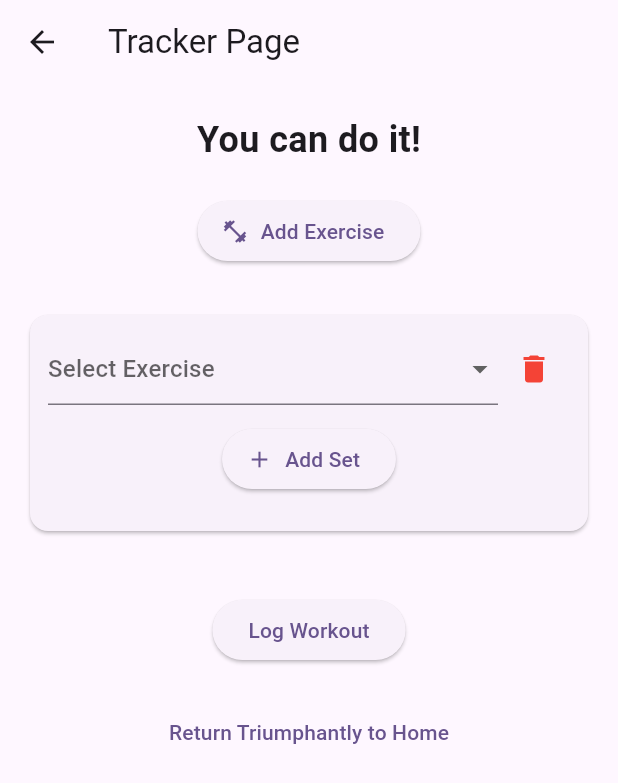
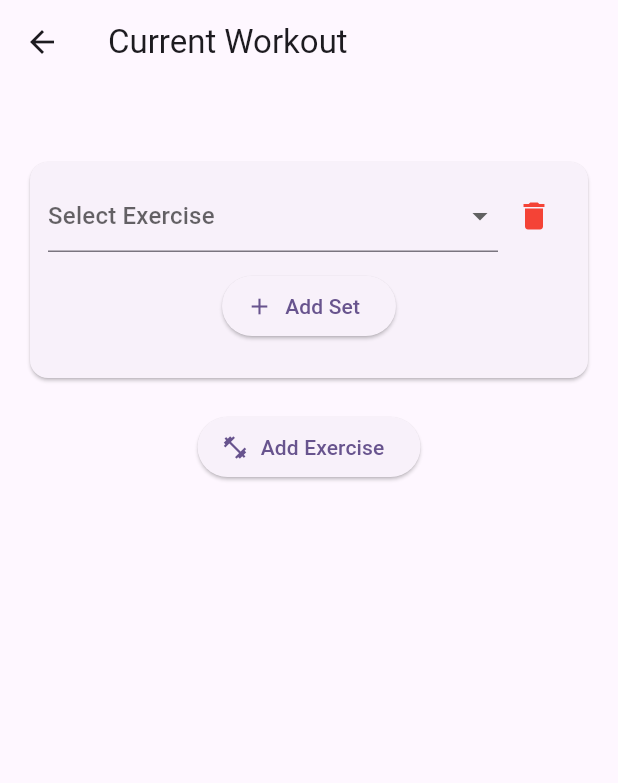
Before and after one commit to JoeSappington/ironclad, a Flutter app: the TrackerPage screen opened directly, after a tap on "Add Exercise", on a phone screen of 412 x 824 dp. Shown: the top 783 px of the screen. Run offline on Flutter 3.47's test engine with Material 3 defaults, Android fonts, the phone set to English and light mode, and no system bars; our stand-ins replace shared_preferences; accounts and stored records are empty.

Commit message:
Cleaned up the tracker page

```diff
--- a/ironclad/lib/pages/tracker_page.dart
+++ b/ironclad/lib/pages/tracker_page.dart
@@ -1,7 +1,6 @@
 import 'package:flutter/material.dart';
 import 'package:shared_preferences/shared_preferences.dart';
 import 'package:intl/intl.dart';
-import 'dart:convert';
 
 class TrackerPage extends StatefulWidget {
   const TrackerPage({super.key});
@@ -27,50 +26,10 @@ class _TrackerPageState extends State<TrackerPage> {
   ];
 
   final List<ExerciseEntry> _exercises = [];
-  Map<String, List<Map<String, String>>> _previousLogs = {};
 
-  @override
-  void initState() {
-    super.initState();
-    _loadPreviousLogs();
-  }
-
-  Future<void> _loadPreviousLogs() async {
-    final prefs = await SharedPreferences.getInstance();
-    final stored = prefs.getStringList('recentWorkouts') ?? [];
-    for (final item in stored) {
-      try {
-        final decoded = jsonDecode(item);
-        if (decoded is Map<String, dynamic> && decoded['exercises'] is List) {
-          for (final e in decoded['exercises']) {
-            final name = e['name'];
-            final sets = (e['sets'] as List).cast<Map<String, dynamic>>();
-            _previousLogs[name] = sets.map((s) => {
-              'weight': s['weight'].toString(),
-              'reps': s['reps'].toString(),
-            }).toList();
-          }
-        }
-      } catch (_) {}
-    }
-  }
-
-  void _addExercise({String? selected}) {
-    final entry = ExerciseEntry();
-    entry.selectedExercise = selected;
-
-    if (selected != null && _previousLogs.containsKey(selected)) {
-      final previousSets = _previousLogs[selected]!;
-      for (final set in previousSets) {
-        final s = ExerciseSet();
-        s.hintWeight = set['weight'] ?? '';
-        s.hintReps = set['reps'] ?? '';
-        entry.sets.add(s);
-      }
-    }
-
+  void _addExercise() {
     setState(() {
-      _exercises.add(entry);
+      _exercises.add(ExerciseEntry());
     });
   }
 
@@ -93,39 +52,23 @@ class _TrackerPageState extends State<TrackerPage> {
     }
 
     final today = DateFormat('yyyy-MM-dd').format(DateTime.now());
-
-    final workout = {
-      'date': today,
-      'exercises': _exercises.map((e) {
-        return {
-          'name': e.selectedExercise,
-          'sets': e.sets.map((set) {
-            return {
-              'weight': set.weightController.text.trim(),
-              'reps': set.repsController.text.trim(),
-            };
-          }).toList(),
-        };
-      }).toList(),
-    };
-
-    final summary = '$today - ${_exercises.map((e) => e.selectedExercise ?? '').join(', ')}';
+    final exerciseNames = _exercises
+        .map((e) => e.selectedExercise ?? '')
+        .where((name) => name.isNotEmpty)
+        .toList();
+    final workoutSummary = '$today - ${exerciseNames.join(', ')}';
 
     final prefs = await SharedPreferences.getInstance();
+    final existing = prefs.getStringList('recentWorkouts') ?? [];
 
-    // Save readable summary string for dashboard
-    final existingSummaries = prefs.getStringList('recentWorkouts') ?? [];
-    existingSummaries.insert(0, summary);
-    await prefs.setStringList('recentWorkouts', existingSummaries.take(10).toList());
-
-    // Save full workout log
-    final existingLogs = prefs.getStringList('workoutLogs') ?? [];
-    existingLogs.insert(0, jsonEncode(workout));
-    await prefs.setStringList('workoutLogs', existingLogs.take(10).toList());
+    existing.insert(0, workoutSummary);
+    await prefs.setStringList('recentWorkouts', existing.take(10).toList());
 
     ScaffoldMessenger.of(context).showSnackBar(
       const SnackBar(content: Text('Workout logged!')),
     );
+
+    Navigator.pop(context, true); // Signal home page to refresh
 
     setState(() {
       for (final exercise in _exercises) {
@@ -133,8 +76,18 @@ class _TrackerPageState extends State<TrackerPage> {
       }
       _exercises.clear();
     });
+  }
 
-    Navigator.pop(context, true); // Signal main page to refresh
+  bool _hasCompletedSet() {
+    for (final exercise in _exercises) {
+      for (final set in exercise.sets) {
+        if (set.weightController.text.trim().isNotEmpty &&
+            set.repsController.text.trim().isNotEmpty) {
+          return true;
+        }
+      }
+    }
+    return false;
   }
 
   @override
@@ -149,22 +102,20 @@ class _TrackerPageState extends State<TrackerPage> {
   Widget build(BuildContext context) {
     return Scaffold(
       appBar: AppBar(
-        title: const Text('Tracker Page'),
+        title: const Text('Current Workout'),
       ),
       body: SingleChildScrollView(
         padding: const EdgeInsets.all(20),
         child: Column(
           children: [
-            const Text(
-              'You can do it!',
-              style: TextStyle(fontSize: 24, fontWeight: FontWeight.bold),
-            ),
-            const SizedBox(height: 20),
-
-            ElevatedButton.icon(
-              onPressed: () => _addExercise(),
+            // Add Exercise Button (Top if no exercises exist)
+            if (_exercises.isEmpty)
+              Center(
+                child: ElevatedButton.icon(
+                  onPressed: _addExercise,
                   icon: const Icon(Icons.fitness_center),
                   label: const Text('Add Exercise'),
+                ),
               ),
 
             const SizedBox(height: 20),
@@ -173,7 +124,9 @@ class _TrackerPageState extends State<TrackerPage> {
               final index = entry.key;
               final exercise = entry.value;
 
-              return Card(
+              return Column(
+                children: [
+                  Card(
                     margin: const EdgeInsets.symmetric(vertical: 12),
                     child: Padding(
                       padding: const EdgeInsets.all(12),
@@ -186,10 +139,9 @@ class _TrackerPageState extends State<TrackerPage> {
                                   value: exercise.selectedExercise,
                                   hint: const Text('Select Exercise'),
                                   onChanged: (value) {
-                                if (value != null && exercise.selectedExercise != value) {
-                                  _removeExercise(index);
-                                  _addExercise(selected: value);
-                                }
+                                    setState(() {
+                                      exercise.selectedExercise = value;
+                                    });
                                   },
                                   items: _exerciseOptions.map((e) {
                                     return DropdownMenuItem(
@@ -232,10 +184,10 @@ class _TrackerPageState extends State<TrackerPage> {
                                     child: TextField(
                                       controller: set.weightController,
                                       keyboardType: TextInputType.number,
-                                  decoration: InputDecoration(
-                                    hintText: (set.hintWeight?.isNotEmpty ?? false) ? set.hintWeight : 'Weight',
+                                      decoration: const InputDecoration(
+                                        hintText: 'Weight',
                                         isDense: true,
-                                    border: const OutlineInputBorder(),
+                                        border: OutlineInputBorder(),
                                       ),
                                     ),
                                   ),
@@ -244,10 +196,10 @@ class _TrackerPageState extends State<TrackerPage> {
                                     child: TextField(
                                       controller: set.repsController,
                                       keyboardType: TextInputType.number,
-                                  decoration: InputDecoration(
-                                    hintText: (set.hintReps?.isNotEmpty ?? false) ? set.hintReps : 'Reps',
+                                      decoration: const InputDecoration(
+                                        hintText: 'Reps',
                                         isDense: true,
-                                    border: const OutlineInputBorder(),
+                                        border: OutlineInputBorder(),
                                       ),
                                     ),
                                   ),
@@ -267,18 +219,28 @@ class _TrackerPageState extends State<TrackerPage> {
                         ],
                       ),
                     ),
+                  ),
+                  // Add Exercise Button (below each exercise)
+                  if (index == _exercises.length - 1)
+                    Padding(
+                      padding: const EdgeInsets.only(top: 10),
+                      child: ElevatedButton.icon(
+                        onPressed: _addExercise,
+                        icon: const Icon(Icons.fitness_center),
+                        label: const Text('Add Exercise'),
+                      ),
+                    ),
+                ],
               );
             }),
 
             const SizedBox(height: 30),
+
+            // Log Workout Button
+            if (_hasCompletedSet())
               ElevatedButton(
-              onPressed: _exercises.isEmpty ? null : _logWorkout,
+                onPressed: _logWorkout,
                 child: const Text('Log Workout'),
-            ),
-            const SizedBox(height: 20),
-            TextButton(
-              onPressed: () => Navigator.pop(context),
-              child: const Text('Return Triumphantly to Home'),
               ),
           ],
         ),
@@ -287,8 +249,7 @@ class _TrackerPageState extends State<TrackerPage> {
   }
 }
 
-// ========== Helper Classes ==========
-
+// Helper Classes
 class ExerciseEntry {
   String? selectedExercise;
   final List<ExerciseSet> sets = [];
@@ -312,8 +273,6 @@ class ExerciseEntry {
 class ExerciseSet {
   final TextEditingController weightController = TextEditingController();
   final TextEditingController repsController = TextEditingController();
-  String? hintWeight;
-  String? hintReps;
 
   void dispose() {
     weightController.dispose();
```
Lines whose indentation alone changed are shown as unchanged.
